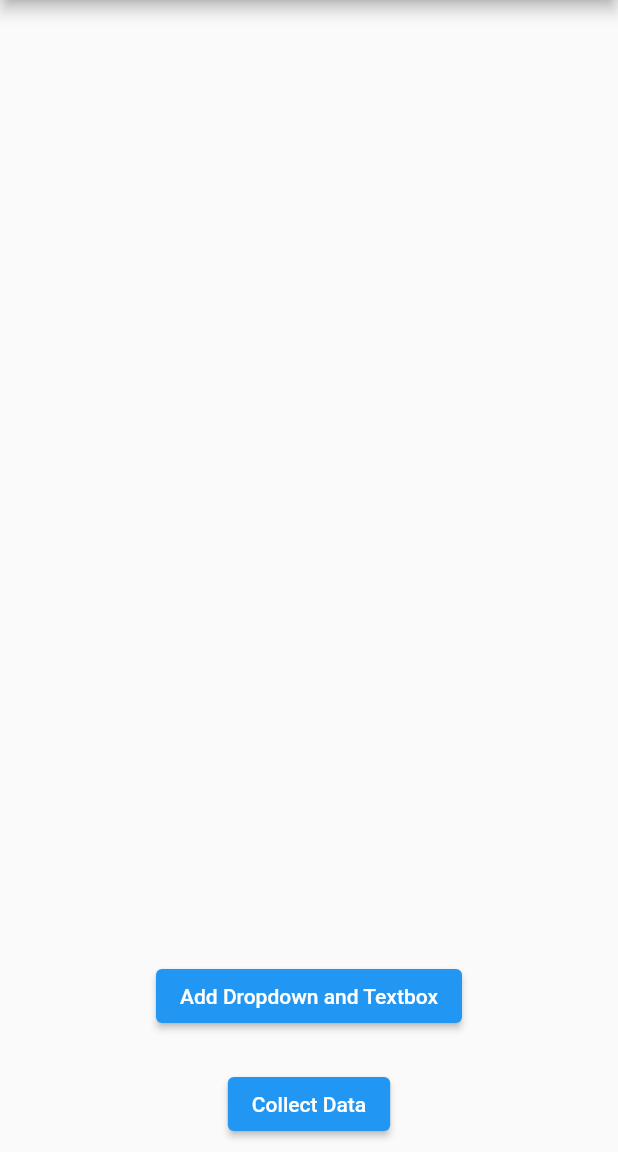
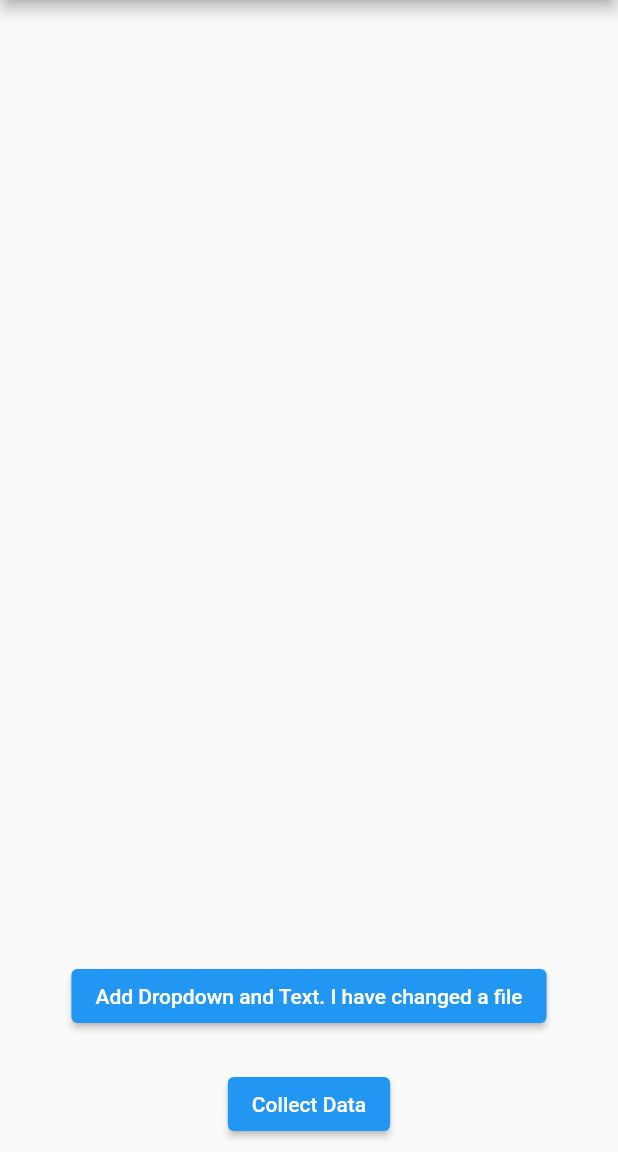
Before and after one commit to msuleman-2001/test_api_call, a Flutter app: the screen it shows after launch, on a phone screen of 412 x 824 dp, the part 84-1236 px from its top. Run offline on Flutter 3.47's test engine with Material 2 defaults, Android fonts, the phone set to English and light mode, and no system bars; network calls fail.

Commit message:
2nd commit by andriod

```diff
--- a/lib/main.dart
+++ b/lib/main.dart
@@ -117,7 +117,7 @@ class _DynamicFormState extends State<DynamicForm> {
         Padding(
           padding: const EdgeInsets.all(16.0),
           child: ElevatedButton(
-            child: Text('Add Dropdown and Textbox'),
+            child: Text('Add Dropdown and Text. I have changed a file'),
             onPressed: () {_addItem(0, '');} ,
           ),
         ),
```
